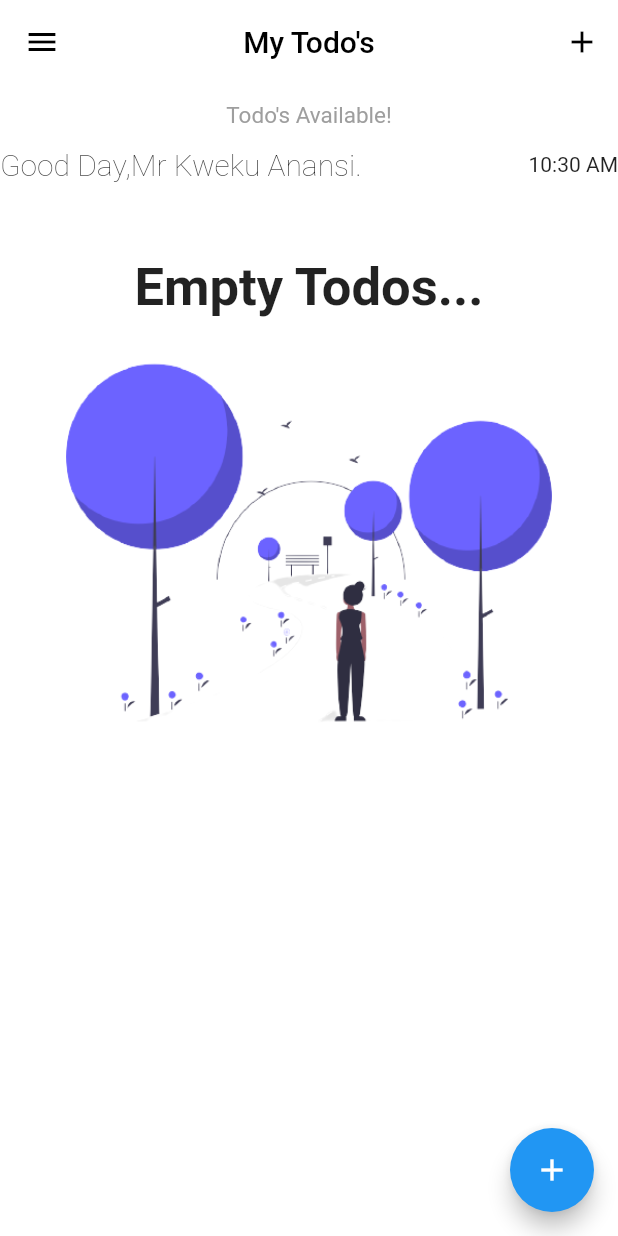
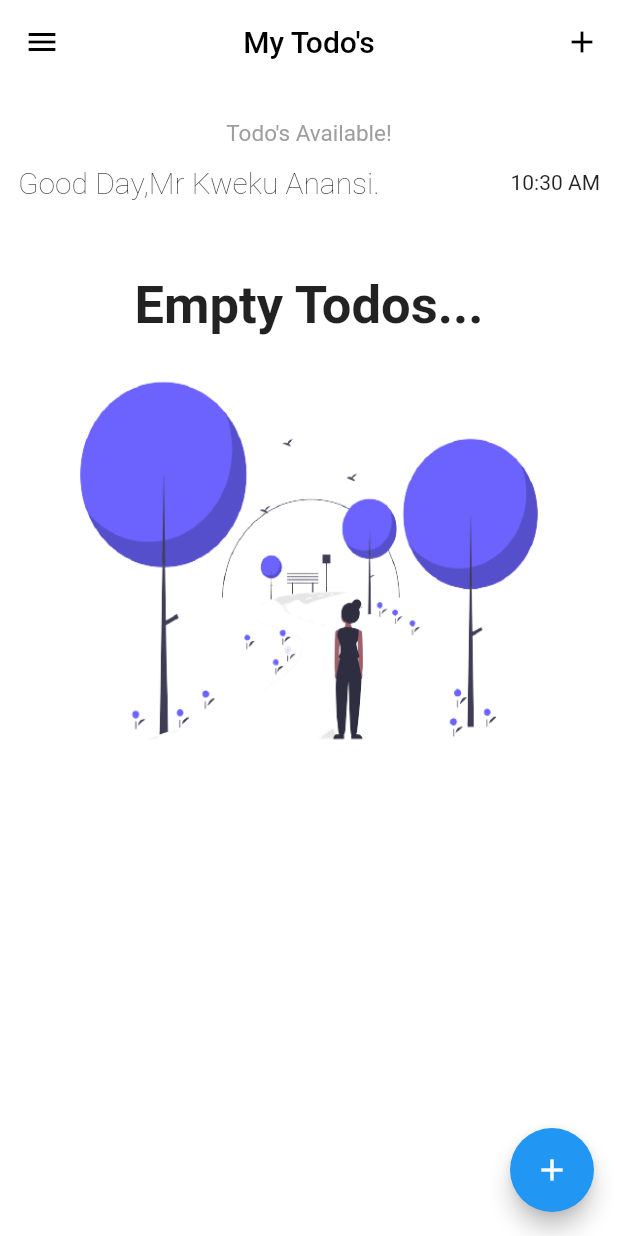
Before and after one commit to Richmond-Nunoo/TODO-APP-FLUTTER, a Flutter app: the screen it shows after launch, on a phone screen of 412 x 824 dp. Run offline on Flutter 3.47's test engine with Material 2 defaults, Android fonts, the light colour scheme and no system bars; our stand-ins replace flutter_slidable, google_fonts; Roboto replaces fonts that are missing (Caudex).

Commit message:
code clean up,,updated to latest flutter version

```diff
--- a/lib/main.dart
+++ b/lib/main.dart
@@ -3,7 +3,6 @@ import 'package:flutter_todolist/screens/notes_screen.dart';
 import 'package:google_fonts/google_fonts.dart';
 
 void main() => runApp(const StartPage());
-
 class StartPage extends StatefulWidget {
   const StartPage({Key? key}) : super(key: key);
 
--- a/lib/screens/notes_screen.dart
+++ b/lib/screens/notes_screen.dart
@@ -18,6 +18,7 @@ class _MyAppState extends State<MyApp> {
 
   @override
   Widget build(BuildContext context) {
+    print(colors.length);
     return Scaffold(
       backgroundColor: Colors.white,
       appBar: AppBar(
@@ -44,7 +45,9 @@ class _MyAppState extends State<MyApp> {
           )
         ],
       ),
-      body: Column(
+      body: Padding(
+        padding: const EdgeInsets.all(12.0),
+        child: Column(
           children: [
             const SizedBox(
               height: 12,
@@ -56,10 +59,13 @@ class _MyAppState extends State<MyApp> {
             ),
             Expanded(
                 child: todos.isNotEmpty
-                  ? AnimatedList(
-                      initialItemCount: todos.length,
+                    ? ListView.separated(
+                        itemCount: todos.length,
                         physics: const BouncingScrollPhysics(),
-                      itemBuilder: (context, index, animation) {
+                        itemBuilder: (
+                          context,
+                          index,
+                        ) {
                           return Slidable(
                             key: Key(todos[index]),
                             startActionPane: const ActionPane(
@@ -120,6 +126,11 @@ class _MyAppState extends State<MyApp> {
                             ),
                           );
                         },
+                        separatorBuilder: (BuildContext context, int index) {
+                          return const SizedBox(
+                            height: 16,
+                          );
+                        },
                       )
                     : LayoutBuilder(builder: (ctx, constrains) {
                         return ListView(
@@ -147,7 +158,8 @@ class _MyAppState extends State<MyApp> {
                                 const Text(
                                   'Empty Todos...',
                                   style: TextStyle(
-                                    fontSize: 35, fontWeight: FontWeight.bold),
+                                      fontSize: 35,
+                                      fontWeight: FontWeight.bold),
                                 ),
                                 Container(
                                   height: 300,
@@ -165,6 +177,7 @@ class _MyAppState extends State<MyApp> {
                         );
                       }))
           ],
+        ),
       ),
       floatingActionButton: FloatingActionButton(
         onPressed: () {
@@ -236,7 +249,10 @@ class _MyAppState extends State<MyApp> {
                                       child: Text(
                                         "Save",
                                         style: TextStyle(color: Colors.black),
-                                        ))))
+                                      ),
+                                    ),
+                                  ),
+                                )
                               ],
                             ),
                           ),
```
Also changed, not shown: 4 other files. Lines whose indentation alone changed are shown as unchanged.
